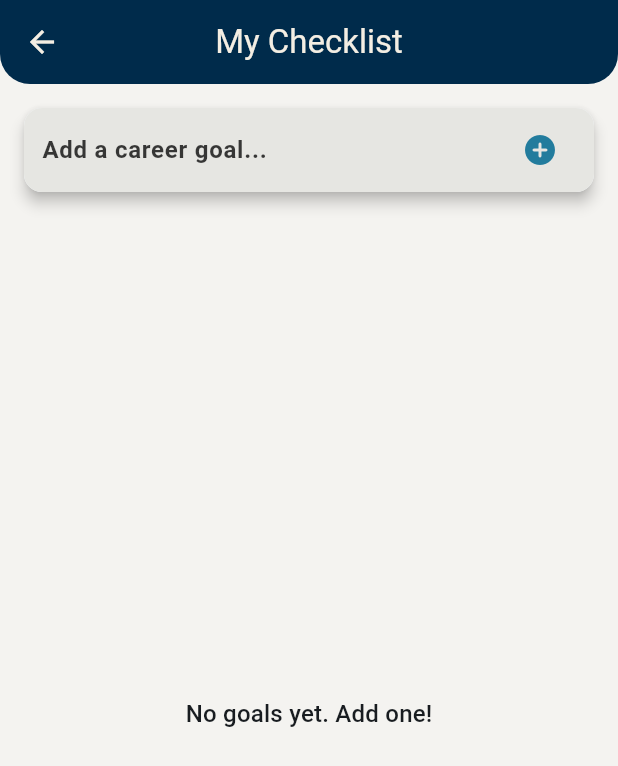
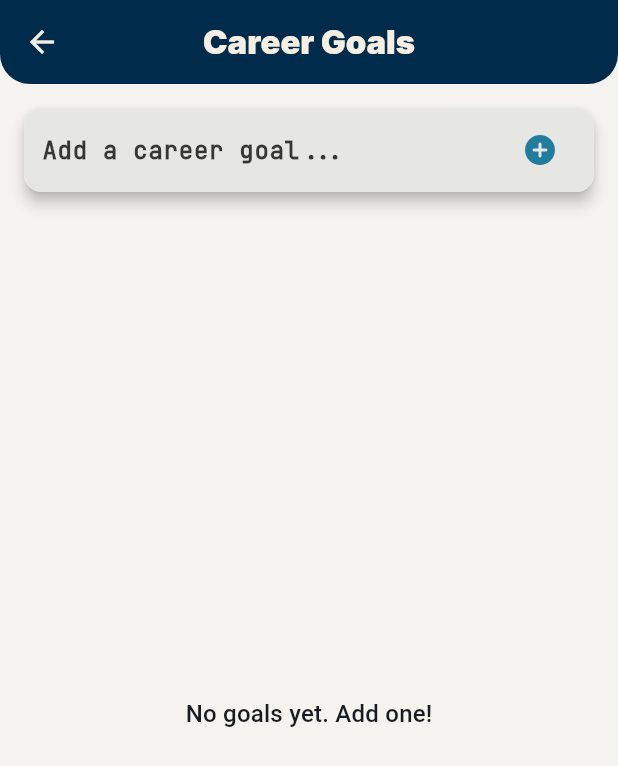
Before and after one commit to marcsaffold17/GetJobApp, a Flutter app: the ChecklistPage screen opened directly, on a phone screen of 412 x 824 dp. Shown: the top 766 px of the screen. Run offline on Flutter 3.47's test engine with Material 3 defaults, Android fonts, the phone set to English and light mode, and no system bars; our stand-ins replace cloud_firestore, csv, email_validator, firebase_auth, firebase_core, get and 2 more; accounts and stored records are empty; Roboto replaces fonts that are missing (MontserratB, RubikL); project files that could hold a hidden picture were left out.

Commit message:
UI stuff and firebase

```diff
--- a/finalproject/finalproject/lib/view/goals_view.dart
+++ b/finalproject/finalproject/lib/view/goals_view.dart
@@ -39,7 +39,7 @@ class _ChecklistPageState extends State<ChecklistPage> {
 
   void _addItem(String text) {
     setState(() {
-      items.add(ChecklistItem(text: text, isChecked: false));
+      items.add(ChecklistItem(text: text, isChecked: false, date: null));
     });
     _textController.clear();
     _save();
@@ -90,10 +90,10 @@ class _ChecklistPageState extends State<ChecklistPage> {
         ),
         centerTitle: true,
         title: const Text(
-          'My Checklist',
+          'Career Goals',
           style: TextStyle(
             color: Color.fromARGB(255, 244, 238, 227),
-            fontFamily: 'MontserratB',
+            fontFamily: 'inter',
           ),
         ),
         backgroundColor: const Color.fromARGB(255, 0, 43, 75),
@@ -130,7 +130,7 @@ class _ChecklistPageState extends State<ChecklistPage> {
                           hintText: 'Add a career goal...',
                           hintStyle: TextStyle(
                             color: Color.fromARGB(199, 4, 4, 4),
-                            fontFamily: 'RubikL',
+                            fontFamily: 'JetB',
                             fontWeight: FontWeight.bold,
                           ),
                           border: InputBorder.none,
@@ -214,7 +214,7 @@ class _ChecklistPageState extends State<ChecklistPage> {
                                         child: Text(
                                           item.text,
                                           style: TextStyle(
-                                            fontFamily: 'RubikL',
+                                            fontFamily: 'JetB',
                                             fontWeight: FontWeight.bold,
                                             fontSize: 18,
                                             decoration:
--- a/finalproject/finalproject/lib/view/homepage_view.dart
+++ b/finalproject/finalproject/lib/view/homepage_view.dart
@@ -17,7 +17,6 @@ class MyHomePage extends StatefulWidget {
 class _MyHomePageState extends State<MyHomePage> {
   @override
   Widget build(BuildContext context) {
-    // Replace with your actual dark blue color if it's defined elsewhere
     const darkBlue = Color(0xFF003366); // Example dark blue
 
     return Scaffold(
@@ -47,10 +46,7 @@ class _MyHomePageState extends State<MyHomePage> {
                   ),
                 );
               },
-              child: const Text(
-                'Go to Checklist',
-                style: TextStyle(fontSize: 16),
-              ),
+              child: const Text('Career Goals', style: TextStyle(fontSize: 16)),
             ),
           ),
         ],
```
Also changed, not shown: finalproject/finalproject/lib/presenter/goals_presenter.dart (+8 -14 lines).
